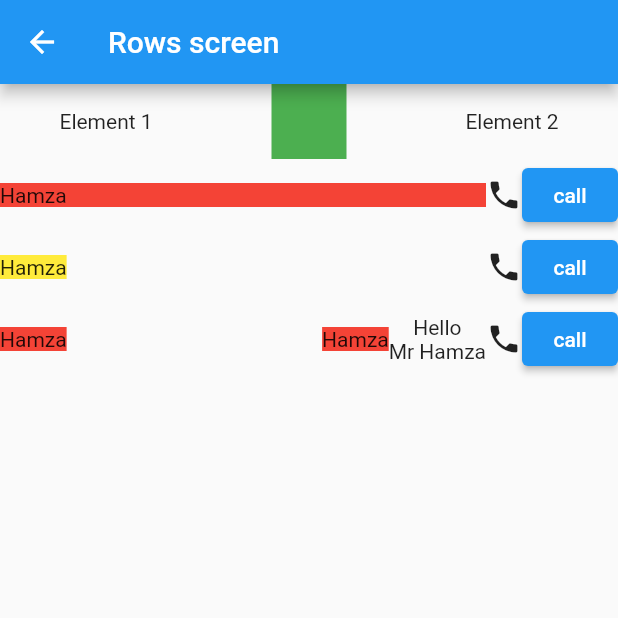
After one commit to hackerhgl/gdg_mentorship_21aug, a Flutter app: the RowsScreen screen opened by its route, on a phone screen of 412 x 824 dp, the top half of it. The commit adds this screen. Run offline on Flutter 3.47's test engine with Material 2 defaults, Android fonts, the phone set to English and light mode, and no system bars.

Commit message:
Rows and columns

```diff
--- a/lib/routes.dart
+++ b/lib/routes.dart
@@ -1,7 +1,8 @@
 import 'package:flutter/material.dart';
 
+import 'screens/columns.dart';
 import 'screens/home.dart';
-import 'screens/columns.dart';
+import 'screens/rows.dart';
 
 class AppRoutes extends StatelessWidget {
   const AppRoutes({Key? key}) : super(key: key);
@@ -13,6 +14,7 @@ class AppRoutes extends StatelessWidget {
       routes: {
         HomeScreen.route: (_) => HomeScreen(),
         ColumnsScreen.route: (_) => ColumnsScreen(),
+        RowsScreen.route: (_) => RowsScreen(),
       },
     );
   }
--- a/lib/screens/columns.dart
+++ b/lib/screens/columns.dart
@@ -8,15 +8,15 @@ class ColumnsScreen extends StatelessWidget {
   @override
   Widget build(BuildContext context) {
     return Scaffold(
-      appBar: AppBar(
-        title: Text("Column screen"),
-      ),
       body: Container(
-        color: Colors.blue,
         child: Column(
           crossAxisAlignment: CrossAxisAlignment.end,
           mainAxisAlignment: MainAxisAlignment.spaceAround,
           children: [
+            ElevatedButton(
+              onPressed: () => Navigator.pop(context),
+              child: Text("Go back"),
+            ),
             Container(
               color: Colors.red,
               padding: EdgeInsets.symmetric(
@@ -25,7 +25,6 @@ class ColumnsScreen extends StatelessWidget {
               ),
               child: Text("Symmetric"),
             ),
-            Text("Hello 1"),
             Text("Hello 2"),
             Text("Hello 3"),
             Text("wow"),
--- a/lib/screens/home.dart
+++ b/lib/screens/home.dart
@@ -1,4 +1,5 @@
 import 'package:flutter/material.dart';
+import 'package:gdg_mentorship_21aug/screens/rows.dart';
 
 import 'columns.dart';
 
@@ -19,6 +20,10 @@ class HomeScreen extends StatelessWidget {
             onPressed: () => Navigator.pushNamed(context, ColumnsScreen.route),
             child: Text("Column Screen"),
           ),
+          ElevatedButton(
+            onPressed: () => Navigator.pushNamed(context, RowsScreen.route),
+            child: Text("Rows Screen"),
+          ),
         ],
       ),
     );
--- /dev/null
+++ b/lib/screens/rows.dart
@@ -0,0 +1,91 @@
+import 'package:flutter/material.dart';
+
+class RowsScreen extends StatelessWidget {
+  static final route = 'rows';
+  const RowsScreen({Key? key}) : super(key: key);
+
+  @override
+  Widget build(BuildContext context) {
+    return Scaffold(
+      appBar: AppBar(
+        title: Text("Rows screen"),
+      ),
+      body: Column(
+        children: [
+          Row(
+            crossAxisAlignment: CrossAxisAlignment.center,
+            mainAxisAlignment: MainAxisAlignment.spaceAround,
+            children: [
+              Text("Element 1"),
+              Container(
+                color: Colors.green,
+                width: 50,
+                height: 50,
+              ),
+              Text("Element 2"),
+            ],
+          ),
+          Row(
+            children: [
+              Expanded(
+                child: Container(
+                  color: Colors.red,
+                  child: Text("Hamza"),
+                ),
+              ),
+              Icon(Icons.phone),
+              ElevatedButton(
+                onPressed: () {},
+                child: Text("call"),
+              ),
+            ],
+          ),
+          Row(
+            children: [
+              Container(
+                child: Text("Hamza"),
+                color: Colors.yellow,
+              ),
+              Spacer(),
+              Icon(Icons.phone),
+              ElevatedButton(
+                onPressed: () {},
+                child: Text("call"),
+              ),
+            ],
+          ),
+          Row(
+            children: [
+              Expanded(
+                child: Row(
+                  children: [
+                    Container(
+                      color: Colors.red,
+                      child: Text("Hamza"),
+                    ),
+                    Spacer(),
+                    Container(
+                      color: Colors.red,
+                      child: Text("Hamza"),
+                    ),
+                  ],
+                ),
+              ),
+              Column(
+                children: [
+                  Text("Hello"),
+                  Text("Mr Hamza"),
+                ],
+              ),
+              Icon(Icons.phone),
+              ElevatedButton(
+                onPressed: () {},
+                child: Text("call"),
+              ),
+            ],
+          ),
+        ],
+      ),
+    );
+  }
+}
```
